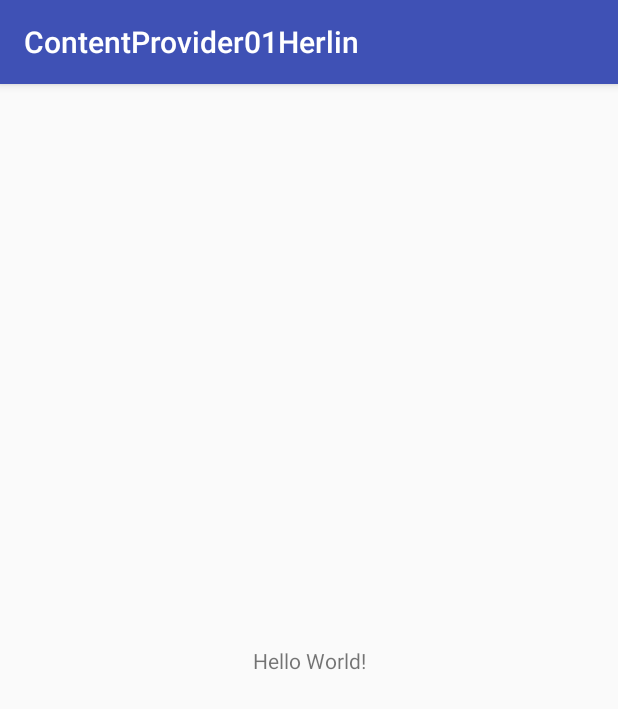
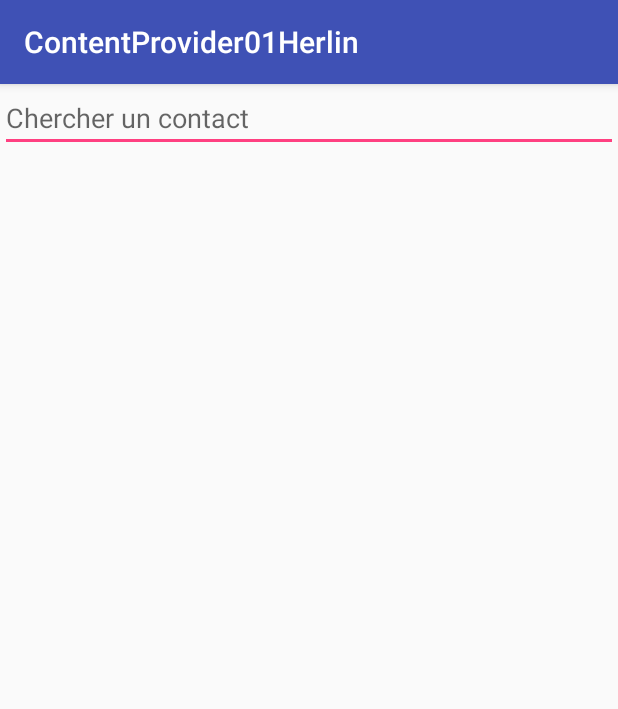
Before and after one commit to simonherlin/Android_MI2L_TP6, an Android app: the screen it shows after launch (MainActivity), on a phone screen of 412 x 824 dp. Shown: the top 709 px of the screen. Run offline under Robolectric (Android 15) with nearby library versions, the phone set to English and light mode, and no system bars.

Commit message:
[ADD] data on activity main and values string, need to create java code

```diff
--- a/app/src/main/res/layout/activity_main.xml
+++ b/app/src/main/res/layout/activity_main.xml
@@ -1,18 +1,45 @@
 <?xml version="1.0" encoding="utf-8"?>
-<android.support.constraint.ConstraintLayout xmlns:android="http://schemas.android.com/apk/res/android"
-    xmlns:app="http://schemas.android.com/apk/res-auto"
+<LinearLayout xmlns:android="http://schemas.android.com/apk/res/android"
     xmlns:tools="http://schemas.android.com/tools"
+    android:id="@+id/activity_main"
     android:layout_width="match_parent"
     android:layout_height="match_parent"
+    android:orientation="vertical"
     tools:context=".MainActivity">
 
-    <TextView
-        android:layout_width="wrap_content"
+    <EditText
+        android:id="@+id/searchContactEditText"
+        android:layout_width="match_parent"
         android:layout_height="wrap_content"
-        android:text="Hello World!"
-        app:layout_constraintBottom_toBottomOf="parent"
-        app:layout_constraintLeft_toLeftOf="parent"
-        app:layout_constraintRight_toRightOf="parent"
-        app:layout_constraintTop_toTopOf="parent" />
+        android:hint="@string/searchContactHint"
+        android:inputType="textPersonName" />
 
-</android.support.constraint.ConstraintLayout>
+    <ListView
+        android:id="@+id/contactsList"
+        android:layout_width="match_parent"
+        android:layout_height="wrap_content"></ListView>
+
+    <LinearLayout
+        android:id="@+id/addContactLayout"
+        android:layout_width="match_parent"
+        android:layout_height="0dp"
+        android:layout_weight="1"
+        android:gravity="center_horizontal"
+        android:orientation="vertical"
+        android:visibility="gone">
+
+        <TextView
+            style="@style/TextAppearance.AppCompat.Display1"
+            android:layout_width="wrap_content"
+            android:layout_height="wrap_content"
+            android:padding="16dp"
+            android:text="@string/contactNotFound" />
+
+        <Button
+            android:layout_width="wrap_content"
+            android:layout_height="wrap_content"
+            android:onClick="createContact"
+            android:text="@string/createContact" />
+
+    </LinearLayout>
+</LinearLayout>
--- a/app/src/main/res/values/strings.xml
+++ b/app/src/main/res/values/strings.xml
@@ -1,3 +1,6 @@
 <resources>
     <string name="app_name">ContentProvider01Herlin</string>
+    <string name="searchContactHint">Chercher un contact</string>
+    <string name="contactNotFound">Contact non trouvé</string>
+    <string name="createContact">Créer le contact</string>
 </resources>
```
